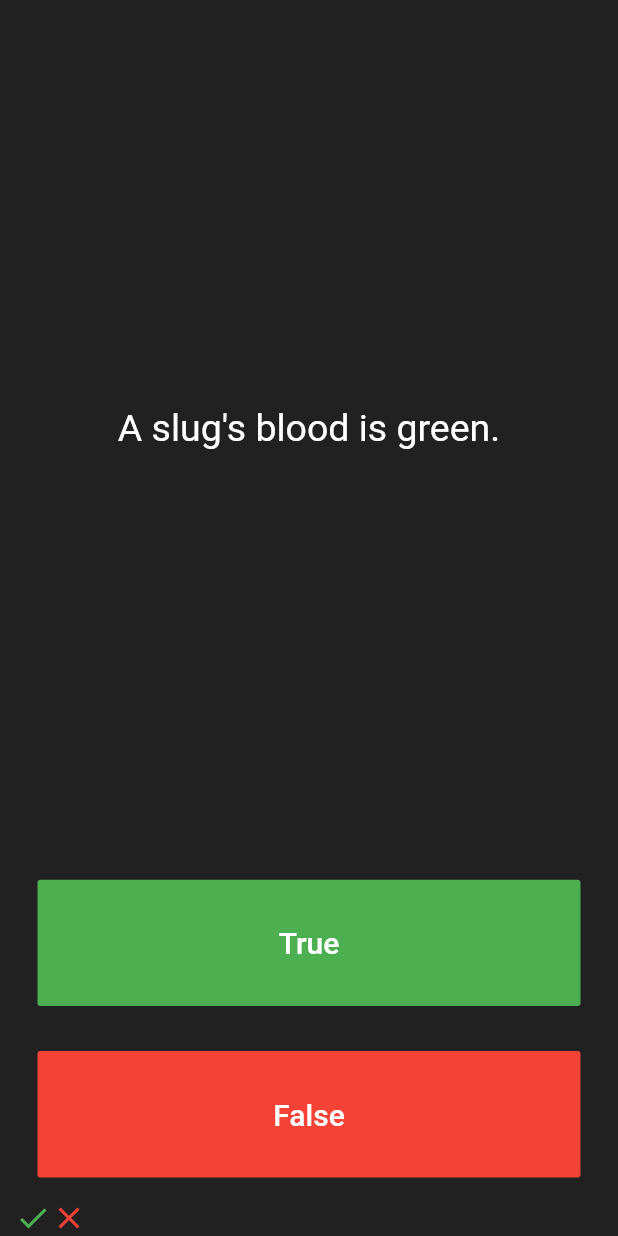
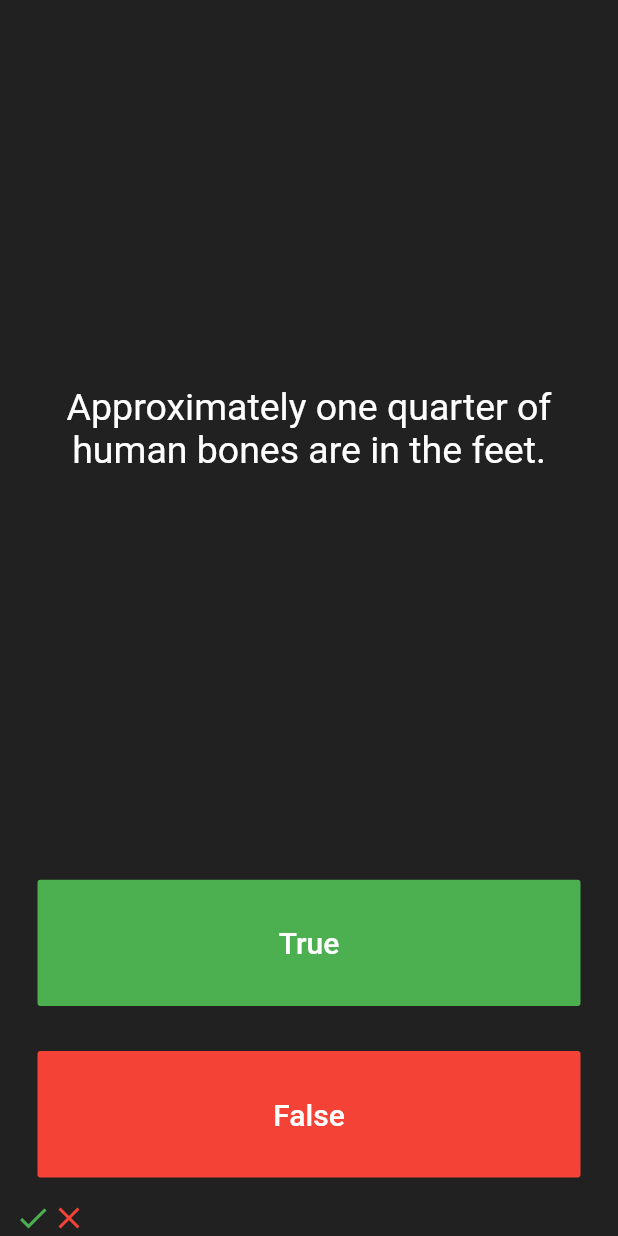
Before and after one commit to usmanhaider461/Quizzler_app, a Flutter app: the screen it shows after launch, after a tap on "True", after a tap on "False", on a phone screen of 412 x 824 dp. Run offline on Flutter 3.47's test engine with Material 2 defaults, Android fonts, the phone set to English and light mode, and no system bars.

Commit message:
QuizBrain has been added

```diff
--- a/lib/main.dart
+++ b/lib/main.dart
@@ -1,8 +1,9 @@
 import 'package:flutter/cupertino.dart';
 import 'package:flutter/material.dart';
 import 'dart:math';
-import 'Question.dart';
+import 'quiz_brain.dart';
 
+QuizBrain quizBrain  = QuizBrain();
 void main() {
   runApp(Quizzler());
 }
@@ -38,12 +39,7 @@ class _QuizPageState extends State<QuizPage> {
   //   'Approximately one quarter of human bones are in the feet.',
   //   'A slug\'s blood is green.'
   // ];
-  List<Question> questionBank = [
-  Question(q: 'You can lead a cow down stairs but not up stairs.', a: false),
-  Question(q: 'Approximately one quarter of human bones are in the feet.', a: true),
-    Question(q: 'A slug\'s blood is green.', a: true),
 
-  ];
   void loveCalculator(){
     int loveScore = Random().nextInt(100);
     print(loveScore);
@@ -63,7 +59,7 @@ class _QuizPageState extends State<QuizPage> {
             padding: EdgeInsets.all(10.0),
             child: Center(
               child: Text(
-                 questionBank[questionNumber].questionText,
+                 quizBrain.questionBank[questionNumber].questionText,
                 textAlign: TextAlign.center,
                 style: TextStyle(
                   fontSize: 25.0,
@@ -89,7 +85,7 @@ class _QuizPageState extends State<QuizPage> {
               ),
               onPressed: (){
                 loveCalculator();
-                bool correctAnswer = questionBank[questionNumber].questionAnswer;
+                bool correctAnswer = quizBrain.questionBank[questionNumber].questionAnswer;
                 if(correctAnswer == true){
                   print('User got it right.');
                 } else print('user got it wrong');
@@ -119,7 +115,7 @@ class _QuizPageState extends State<QuizPage> {
                   ),
                 ),
                 onPressed: (){
-                  bool correctAnswer = questionBank[questionNumber].questionAnswer;
+                  bool correctAnswer = quizBrain.questionBank[questionNumber].questionAnswer;
                   if(correctAnswer == false){
                     print('User got it right.');
                   } else print('user got it wrong');
--- a/lib/question.dart
+++ b/lib/question.dart
@@ -2,7 +2,7 @@ class Question{
   String questionText;
   bool questionAnswer;
 
-  Question({String q, bool a}) {
+  Question(String q, bool a) {
     questionText = q;
     questionAnswer =a;
   }
--- /dev/null
+++ b/lib/quiz_brain.dart
@@ -0,0 +1,32 @@
+import 'question.dart';
+class QuizBrain {
+
+
+  List<Question> questionBank = [
+    Question('Some cats are actually allergic to humans', true),
+    Question('You can lead a cow down stairs but not up stairs.', false),
+    Question('Approximately one quarter of human bones are in the feet.', true),
+    Question('A slug\'s blood is green.', true),
+    Question('Buzz Aldrin\'s mother\'s maiden name was \"Moon\".', true),
+    Question('It is illegal to pee in the Ocean in Portugal.', true),
+    Question(
+        'No piece of square dry paper can be folded in half more than 7 times.',
+        false),
+    Question(
+        'In London, UK, if you happen to die in the House of Parliament, you are technically entitled to a state funeral, because the building is considered too sacred a place.',
+        true),
+    Question(
+        'The loudest sound produced by any animal is 188 decibels. That animal is the African Elephant.',
+        false),
+    Question(
+        'The total surface area of two human lungs is approximately 70 square metres.',
+        true),
+    Question('Google was originally called \"Backrub\".', true),
+    Question(
+        'Chocolate affects a dog\'s heart and nervous system; a few ounces are enough to kill a small dog.',
+        true),
+    Question(
+        'In West Virginia, USA, if you accidentally hit an animal with your car, you are free to take it home to eat.',
+        true),
+
+  ];}
```
